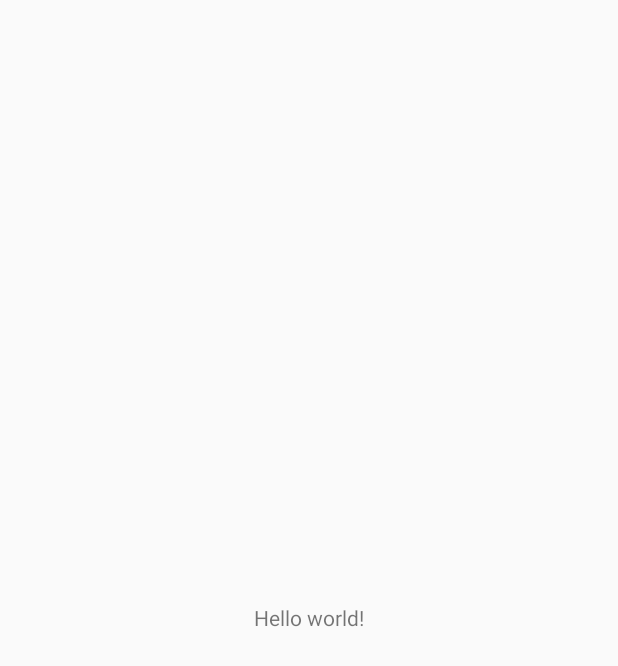
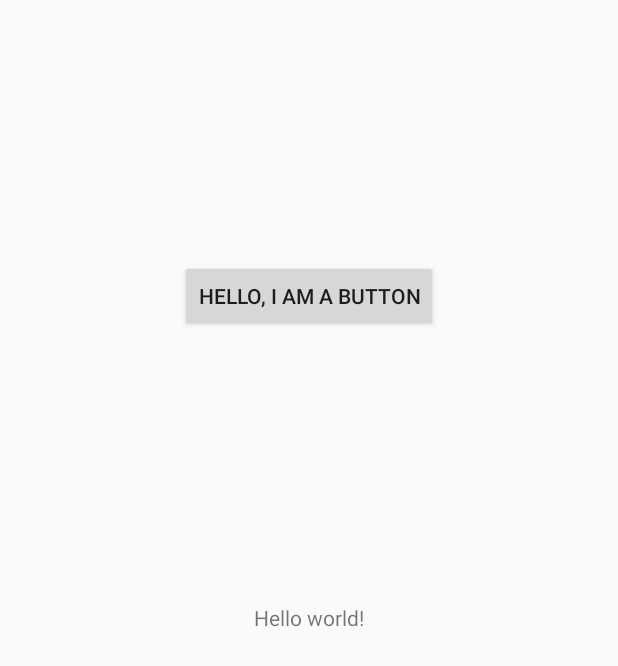
Before and after one commit to pneto97/Appdev-Project, an Android app: the screen it shows after launch (MainActivity), on a phone screen of 412 x 824 dp. Before the commit the part shown is almost empty. Shown: the top 666 px of the screen. Run offline under Robolectric (Android 15) with nearby library versions, the phone set to English and light mode, and no system bars.

Commit message:
correção no layout e adicionado métodos ao MainActivity

```diff
--- a/app/src/main/java/br/unb/appdev/igor/MainActivity.java
+++ b/app/src/main/java/br/unb/appdev/igor/MainActivity.java
@@ -2,13 +2,52 @@ package br.unb.appdev.igor;
 
 import android.support.v7.app.AppCompatActivity;
 import android.os.Bundle;
+import android.util.Log;
 
 public class MainActivity extends AppCompatActivity {
+
+    String msg = "Android : ";
 
     @Override
     protected void onCreate(Bundle savedInstanceState) {
         super.onCreate(savedInstanceState);
         setContentView(R.layout.activity_main);
+        Log.d(msg, "The onCreate() event");
+    }
+
+    /** Called when the activity is about to become visible. */
+    @Override
+    protected void onStart() {
+        super.onStart();
+        Log.d(msg, "The onStart() event");
+    }
+
+    /** Called when the activity has become visible. */
+    @Override
+    protected void onResume() {
+        super.onResume();
+        Log.d(msg, "The onResume() event");
+    }
+
+    /** Called when another activity is taking focus. */
+    @Override
+    protected void onPause() {
+        super.onPause();
+        Log.d(msg, "The onPause() event");
+    }
+
+    /** Called when the activity is no longer visible. */
+    @Override
+    protected void onStop() {
+        super.onStop();
+        Log.d(msg, "The onStop() event");
+    }
+
+    /** Called just before the activity is destroyed. */
+    @Override
+    public void onDestroy() {
+        super.onDestroy();
+        Log.d(msg, "The onDestroy() event");
     }
 
 
--- a/app/src/main/res/layout/activity_main.xml
+++ b/app/src/main/res/layout/activity_main.xml
@@ -1,17 +1,20 @@
 <?xml version="1.0" encoding="utf-8"?>
 
-<!--<android.support.constraint.ConstraintLayout xmlns:android="http://schemas.android.com/apk/res/android"-->
-
-    <!--<android.support.constraint.ConstraintLayout xmlns:android="http://schemas.android.com/apk/res/android"
+<!--<android.support.constraint.ConstraintLayout
+    xmlns:android="http://schemas.android.com/apk/res/android"
+    xmlns:tools="http://schemas.android.com/tools"
+    android:layout_width="match_parent"
+    android:layout_height="match_parent"
+    tools:ignore="ExtraText">
 
     xmlns:app="http://schemas.android.com/apk/res-auto"
     xmlns:tools="http://schemas.android.com/tools"
     android:layout_width="match_parent"
     android:layout_height="match_parent"
-    tools:context=".MainActivity"> -->
+    tools:context=".MainActivity"
 
 
-<!--</android.support.constraint.ConstraintLayout>-->
+</android.support.constraint.ConstraintLayout>-->
 
 <RelativeLayout xmlns:android="http://schemas.android.com/apk/res/android"
     xmlns:tools="http://schemas.android.com/tools"
@@ -21,10 +24,18 @@
     <TextView
         android:layout_width="wrap_content"
         android:layout_height="wrap_content"
-        android:layout_centerHorizontal="true"
-        android:layout_centerVertical="true"
+        android:layout_centerInParent="true"
+        android:padding="@dimen/muh_padding"
         android:text="@string/hello_world"
-        android:padding="@dimen/muh_padding"
         tools:context=".MainActivity" />
 
+    <Button
+        android:id="@+id/button"
+        android:layout_width="wrap_content"
+        android:layout_height="wrap_content"
+        android:layout_alignParentTop="true"
+        android:layout_centerHorizontal="true"
+        android:layout_marginTop="173dp"
+        android:text="Hello, I am a Button" />
+
 </RelativeLayout>
```
